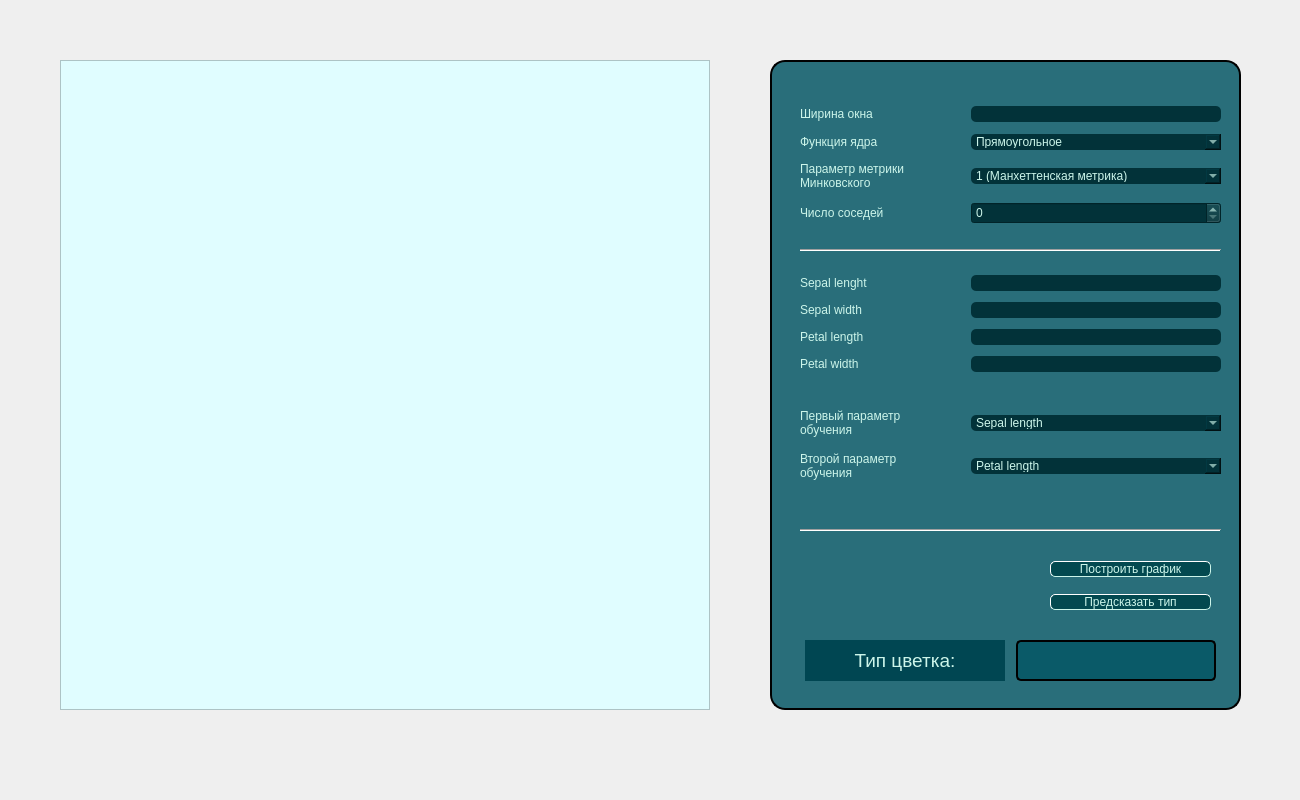
The window that mainwindow.ui (EL96cpp/KnnVisualiser) describes before a commit, drawn with Qt 5.
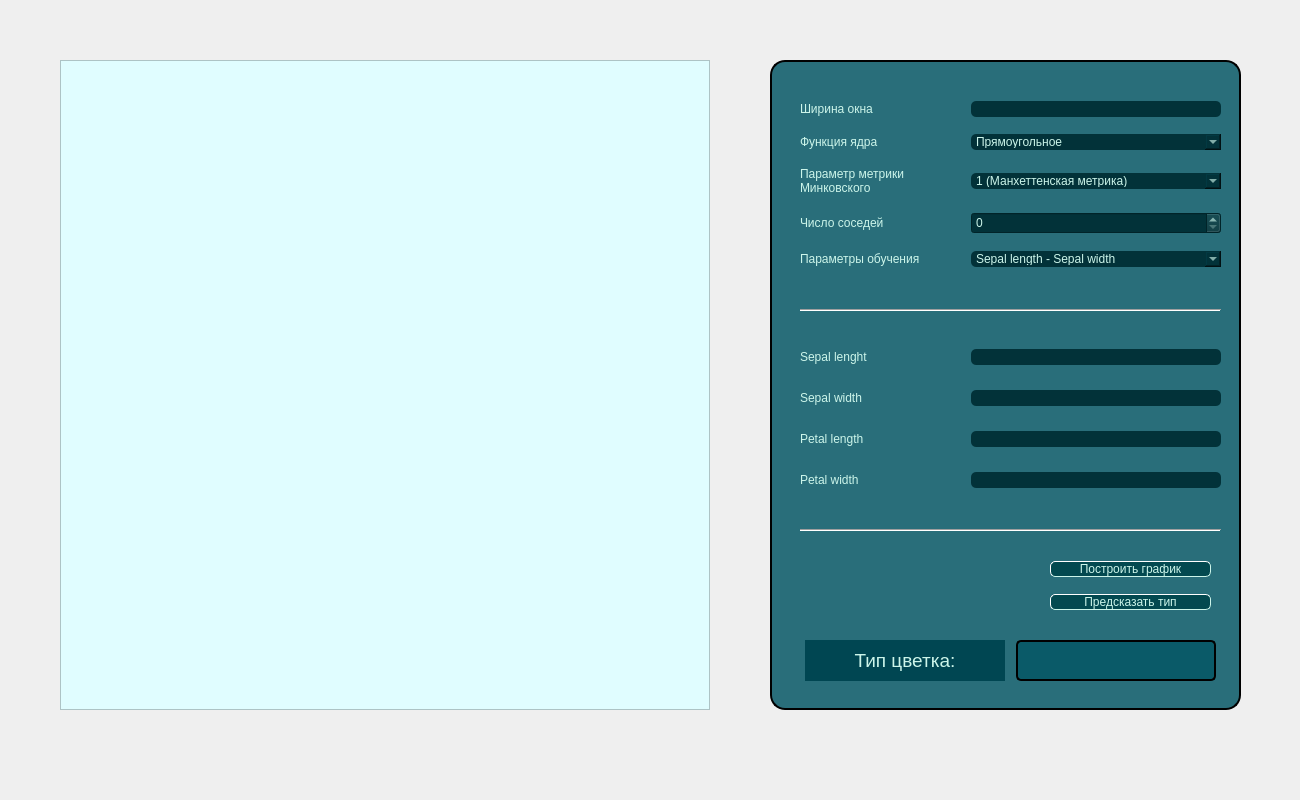
The same window after the commit. Icons and pictures are not drawn.

Commit message: United two comboBoxes for learning parameters into one 'parametersComboBox'

Patch:
```diff
--- a/mainwindow.ui
+++ b/mainwindow.ui
@@ -96,9 +96,9 @@
      <property name="geometry">
       <rect>
        <x>30</x>
-       <y>210</y>
+       <y>270</y>
        <width>421</width>
-       <height>111</height>
+       <height>181</height>
       </rect>
      </property>
      <layout class="QVBoxLayout" name="verticalLayout">
@@ -280,9 +280,9 @@
      <property name="geometry">
       <rect>
        <x>30</x>
-       <y>40</y>
+       <y>30</y>
        <width>421</width>
-       <height>134</height>
+       <height>191</height>
       </rect>
      </property>
      <layout class="QVBoxLayout" name="verticalLayout_2">
@@ -512,13 +512,86 @@
         </item>
        </layout>
       </item>
+      <item>
+       <layout class="QHBoxLayout" name="horizontalLayout_3">
+        <item>
+         <widget class="QLabel" name="parametersLabel">
+          <property name="styleSheet">
+           <string notr="true">color: rgb(204, 245, 234);
+</string>
+          </property>
+          <property name="text">
+           <string>Параметры обучения</string>
+          </property>
+         </widget>
+        </item>
+        <item>
+         <widget class="QComboBox" name="parametersComboBox">
+          <property name="sizePolicy">
+           <sizepolicy hsizetype="Fixed" vsizetype="Fixed">
+            <horstretch>0</horstretch>
+            <verstretch>0</verstretch>
+           </sizepolicy>
+          </property>
+          <property name="minimumSize">
+           <size>
+            <width>250</width>
+            <height>0</height>
+           </size>
+          </property>
+          <property name="maximumSize">
+           <size>
+            <width>250</width>
+            <height>16777215</height>
+           </size>
+          </property>
+          <property name="styleSheet">
+           <string notr="true">	background-color: rgb(2, 50, 57);
+	color: rgb(204, 245, 234);
+    border-style: outset;
+    border-radius: 5px;</string>
+          </property>
+          <item>
+           <property name="text">
+            <string>Sepal length - Sepal width</string>
+           </property>
+          </item>
+          <item>
+           <property name="text">
+            <string>Sepal length - Petal length</string>
+           </property>
+          </item>
+          <item>
+           <property name="text">
+            <string>Sepal length - Petal width</string>
+           </property>
+          </item>
+          <item>
+           <property name="text">
+            <string>Sepal width - Petal length</string>
+           </property>
+          </item>
+          <item>
+           <property name="text">
+            <string>Setap width - Petal width</string>
+           </property>
+          </item>
+          <item>
+           <property name="text">
+            <string>Petal length - Petal width</string>
+           </property>
+          </item>
+         </widget>
+        </item>
+       </layout>
+      </item>
      </layout>
     </widget>
     <widget class="Line" name="line_2">
      <property name="geometry">
       <rect>
        <x>30</x>
-       <y>180</y>
+       <y>240</y>
        <width>421</width>
        <height>20</height>
       </rect>
@@ -700,133 +773,6 @@
       </item>
      </layout>
     </widget>
-    <widget class="QWidget" name="layoutWidget">
-     <property name="geometry">
-      <rect>
-       <x>30</x>
-       <y>340</y>
-       <width>421</width>
-       <height>91</height>
-      </rect>
-     </property>
-     <layout class="QVBoxLayout" name="verticalLayout_4">
-      <item>
-       <layout class="QHBoxLayout" name="horizontalLayout_3">
-        <item>
-         <widget class="QLabel" name="firstParameterLabel">
-          <property name="styleSheet">
-           <string notr="true">color: rgb(204, 245, 234);</string>
-          </property>
-          <property name="text">
-           <string>Первый параметр
-обучения</string>
-          </property>
-         </widget>
-        </item>
-        <item>
-         <widget class="QComboBox" name="firstParameterComboBox">
-          <property name="minimumSize">
-           <size>
-            <width>250</width>
-            <height>0</height>
-           </size>
-          </property>
-          <property name="maximumSize">
-           <size>
-            <width>250</width>
-            <height>16777215</height>
-           </size>
-          </property>
-          <property name="styleSheet">
-           <string notr="true">	background-color: rgb(2, 50, 57);
-	color: rgb(204, 245, 234);
-    border-style: outset;
-    border-radius: 5px;</string>
-          </property>
-          <item>
-           <property name="text">
-            <string>Sepal length</string>
-           </property>
-          </item>
-          <item>
-           <property name="text">
-            <string>Sepal width</string>
-           </property>
-          </item>
-          <item>
-           <property name="text">
-            <string>Petal length</string>
-           </property>
-          </item>
-          <item>
-           <property name="text">
-            <string>Petal width</string>
-           </property>
-          </item>
-         </widget>
-        </item>
-       </layout>
-      </item>
-      <item>
-       <layout class="QHBoxLayout" name="horizontalLayout_4">
-        <item>
-         <widget class="QLabel" name="secondParameterLabel">
-          <property name="styleSheet">
-           <string notr="true">color: rgb(204, 245, 234);</string>
-          </property>
-          <property name="text">
-           <string>Второй параметр
-обучения</string>
-          </property>
-         </widget>
-        </item>
-        <item>
-         <widget class="QComboBox" name="secondParameterComboBox">
-          <property name="sizePolicy">
-           <sizepolicy hsizetype="Fixed" vsizetype="Fixed">
-            <horstretch>0</horstretch>
-            <verstretch>0</verstretch>
-           </sizepolicy>
-          </property>
-          <property name="minimumSize">
-           <size>
-            <width>250</width>
-            <height>0</height>
-           </size>
-          </property>
-          <property name="maximumSize">
-           <size>
-            <width>250</width>
-            <height>16777215</height>
-           </size>
-          </property>
-          <property name="styleSheet">
-           <string notr="true">	background-color: rgb(2, 50, 57);
-	color: rgb(204, 245, 234);
-    border-style: outset;
-    border-radius: 5px;</string>
-          </property>
-          <item>
-           <property name="text">
-            <string>Petal length</string>
-           </property>
-          </item>
-          <item>
-           <property name="text">
-            <string>Petal width</string>
-           </property>
-          </item>
-          <item>
-           <property name="text">
-            <string>Sepal width</string>
-           </property>
-          </item>
-         </widget>
-        </item>
-       </layout>
-      </item>
-     </layout>
-    </widget>
    </widget>
    <widget class="QGraphicsView" name="graphicsView">
     <property name="geometry">
```
The commit also changes 2 other files.
